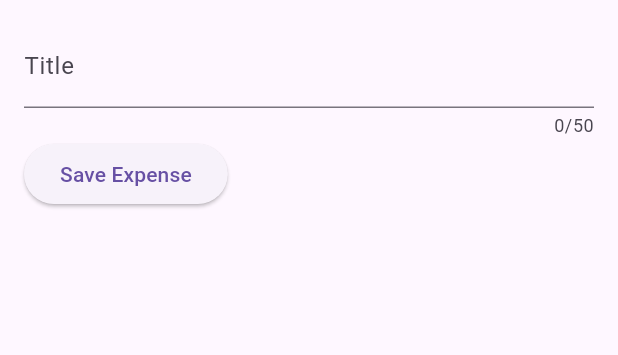
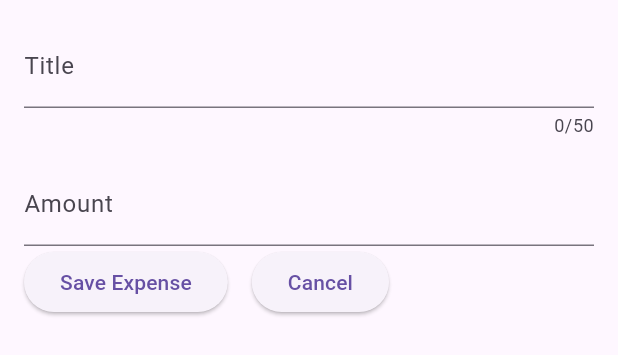
Before and after one commit to AmmarSultanDev/expense_tracker, a Flutter app: the NewExpense widget shown alone on an empty page, opened directly, after a tap on "Save Expense", on a phone screen of 412 x 824 dp. Shown: the top 355 px of the screen. Run offline on Flutter 3.47's test engine with Material 3 defaults, Android fonts, the phone set to English and light mode, and no system bars.

Commit message:
refactor: Update NewExpense widget to use TextEditingController for title and amount fields

```diff
--- a/lib/widgets/new_expense.dart
+++ b/lib/widgets/new_expense.dart
@@ -9,10 +9,12 @@ class NewExpense extends StatefulWidget {
 
 class _NewExpenseState extends State<NewExpense> {
   final _titleController = TextEditingController();
+  final _amountController = TextEditingController();
 
   @override
   void dispose() {
     _titleController.dispose();
+    _amountController.dispose();
     super.dispose();
   }
 
@@ -27,13 +29,28 @@ class _NewExpenseState extends State<NewExpense> {
             maxLength: 50,
             decoration: const InputDecoration(labelText: 'Title'),
           ),
+          const SizedBox(height: 16),
+          TextField(
+            controller: _amountController,
+            decoration:
+                const InputDecoration(prefixText: '\$', labelText: 'Amount'),
+            keyboardType: const TextInputType.numberWithOptions(decimal: true),
+          ),
           Row(
             children: [
               ElevatedButton(
                   onPressed: () {
                     print(_titleController.text);
+                    print(_amountController.text);
                   },
-                  child: const Text('Save Expense'))
+                  child: const Text('Save Expense')),
+              const SizedBox(width: 16),
+              ElevatedButton(
+                onPressed: () {
+                  Navigator.of(context).pop();
+                },
+                child: const Text('Cancel'),
+              ),
             ],
           )
         ],
```
